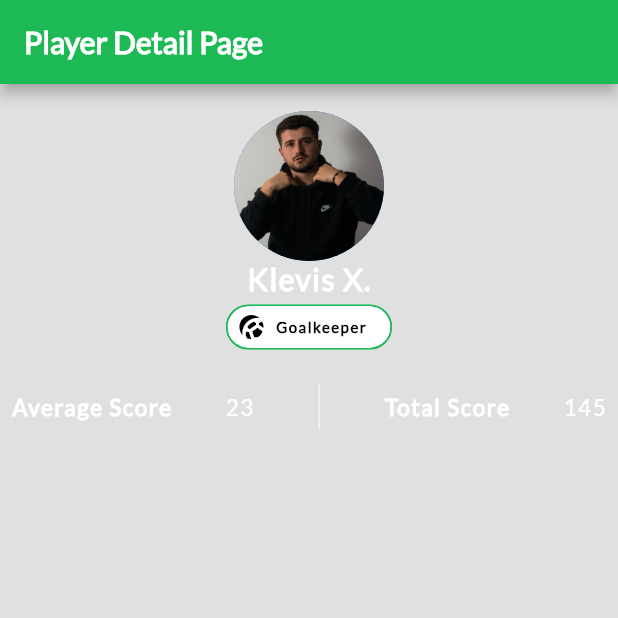
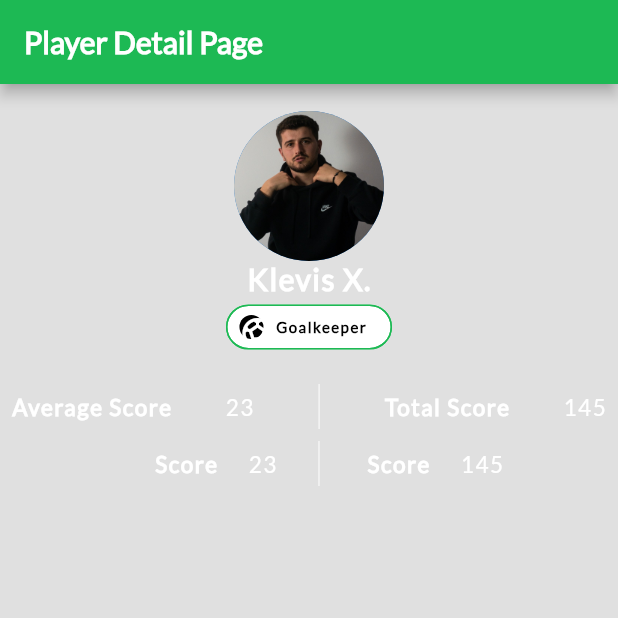
Before and after one commit to kleviss/flutter-business-card, a Flutter app: the screen it shows after launch, on a phone screen of 412 x 824 dp, the top half of it. Run offline on Flutter 3.47's test engine with Material 2 defaults, Android fonts, the phone set to English and light mode, and no system bars.

Commit message:
add another row

```diff
--- a/lib/main.dart
+++ b/lib/main.dart
@@ -145,6 +145,73 @@ class MyApp extends StatelessWidget {
                 ),
               ],
             ),
+            Padding(
+              padding: const EdgeInsets.all(8.0),
+              child: Row(
+                mainAxisAlignment: MainAxisAlignment.center,
+                children: const [
+                  SizedBox(
+                    width: 23.0,
+                  ),
+                  Text(
+                    ' Score',
+                    style: TextStyle(
+                      color: Colors.white,
+                      fontSize: 15.0,
+                      fontWeight: FontWeight.bold,
+                      letterSpacing: 1.0,
+                      fontFamily: 'Lato',
+                    ),
+                  ),
+                  SizedBox(
+                    width: 20.0,
+                  ),
+                  Text(
+                    '23',
+                    style: TextStyle(
+                      color: Colors.white,
+                      fontSize: 15.0,
+                      letterSpacing: 1.0,
+                      fontFamily: 'Lato',
+                    ),
+                  ),
+                  SizedBox(
+                    width: 20.0,
+                  ),
+                  SizedBox(
+                    height: 30.0,
+                    child: VerticalDivider(
+                      color: Colors.white,
+                    ),
+                  ),
+                  SizedBox(
+                    width: 20.0,
+                  ),
+                  Text(
+                    ' Score',
+                    style: TextStyle(
+                      color: Colors.white,
+                      fontSize: 15.0,
+                      fontWeight: FontWeight.bold,
+                      letterSpacing: 1.0,
+                      fontFamily: 'Lato',
+                    ),
+                  ),
+                  SizedBox(
+                    width: 20.0,
+                  ),
+                  Text(
+                    '145',
+                    style: TextStyle(
+                      color: Colors.white,
+                      fontSize: 15.0,
+                      letterSpacing: 1.0,
+                      fontFamily: 'Lato',
+                    ),
+                  ),
+                ],
+              ),
+            ),
           ],
         ),
       ),
```
